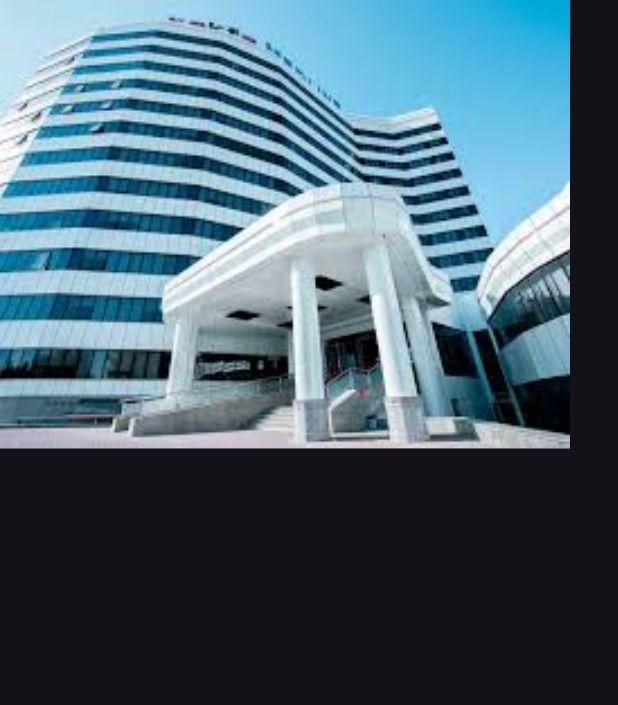
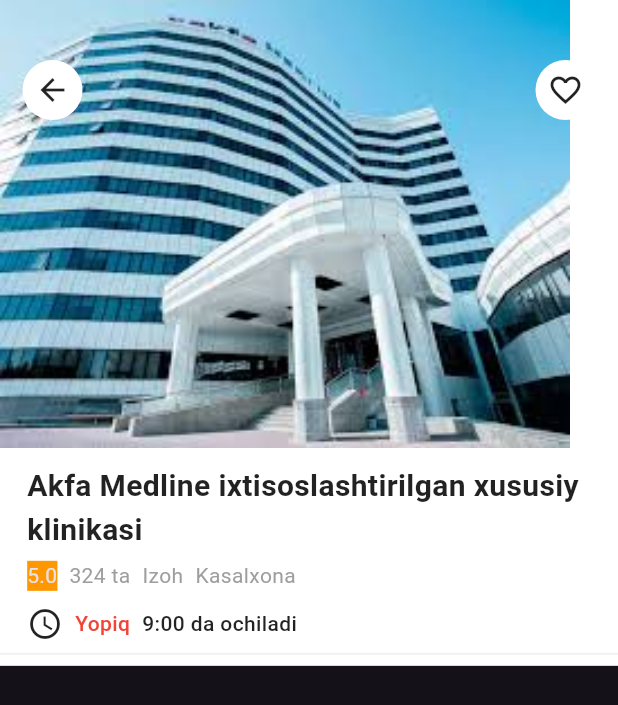
Before and after one commit to BolliyevDilshod/medos-flutter, a Flutter app: the InfoClinic screen opened directly, on a phone screen of 412 x 824 dp. Shown: the top 705 px of the screen. Run offline on Flutter 3.47's test engine with Material 3 defaults, Android fonts, the phone set to English and light mode, and no system bars; our stand-ins replace google_maps_flutter, intl_phone_field, pinput; missing offline and left inert: multiselect.

Commit message:
full_page_clinic

```diff
--- a/lib/two_pages/info_clinic.dart
+++ b/lib/two_pages/info_clinic.dart
@@ -1,4 +1,5 @@
 import 'package:flutter/material.dart';
+import 'package:medos/screens_pages/home.dart';
 
 class InfoClinic extends StatefulWidget {
   const InfoClinic({super.key});
@@ -15,14 +16,135 @@ class _InfoClinicState extends State<InfoClinic> {
         child: Expanded(
           child: Container(
             color: Colors.white,
-            child:  Column(
+            child: Column(
+              children: [
+                Stack(
                   children: [
                     ClipRRect(
                       child: Image.asset(
                         "images/akfamedline.jpg",
                         fit: BoxFit.contain,
                         width: 380.0,
-                  ),),
+                      ),
+                    ),
+                    Row(
+                      mainAxisAlignment: MainAxisAlignment.spaceBetween,
+                      children: [
+                        Padding(
+                          padding: const EdgeInsets.symmetric(
+                              horizontal: 15.0, vertical: 40.0),
+                          child: GestureDetector(
+                            onTap: () {
+                              Navigator.push(
+                                context,
+                                MaterialPageRoute(
+                                  builder: (context) => HomePage(),
+                                ),
+                              );
+                            },
+                            child: CircleAvatar(
+                              backgroundColor: Colors.white,
+                              child: Icon(
+                                Icons.arrow_back,
+                                color: Colors.black87,
+                              ),
+                            ),
+                          ),
+                        ),
+                        Padding(
+                          padding: const EdgeInsets.symmetric(horizontal: 15.0),
+                          child: CircleAvatar(
+                              backgroundColor: Colors.white,
+                              child: Icon(
+                                Icons.favorite_border,
+                                color: Colors.black87,
+                              )),
+                        ),
+                      ],
+                    ),
+                  ],
+                ),
+                SizedBox(height: 5.0),
+                Padding(
+                  padding: const EdgeInsets.symmetric(
+                      vertical: 6.0, horizontal: 18.0),
+                  child: Text(
+                    "Akfa Medline ixtisoslashtirilgan xususiy klinikasi ",
+                    style: TextStyle(
+                      fontWeight: FontWeight.bold,
+                      color: Colors.black87,
+                      fontSize: 20.0,
+                    ),
+                  ),
+                ),
+                Row(
+                  children: [
+                    SizedBox(
+                      width: 18.0,
+                    ),
+                    Text(
+                      "5.0",
+                      style: TextStyle(
+                        backgroundColor: Colors.orange,
+                      ),
+                    ),
+                    SizedBox(
+                      width: 8.0,
+                    ),
+                    Text(
+                      "324 ta",
+                      style: TextStyle(color: Colors.grey),
+                    ),
+                    SizedBox(
+                      width: 8.0,
+                    ),
+                    const Text(
+                      "Izoh",
+                      style: TextStyle(color: Colors.grey),
+                    ),
+                    SizedBox(
+                      width: 8.0,
+                    ),
+                    Text(
+                      "Kasalxona",
+                      style: TextStyle(color: Colors.grey),
+                    ),
+                  ],
+                ),
+                SizedBox(
+                  height: 10.0,
+                ),
+                Row(
+                  children: [
+                    SizedBox(
+                      width: 18.0,
+                    ),
+                    Icon(
+                      Icons.watch_later_outlined,
+                      color: Colors.black87,
+                    ),
+                    SizedBox(
+                      width: 8.0,
+                    ),
+                    Text(
+                      "Yopiq",
+                      style: TextStyle(
+                          color: Colors.red, fontWeight: FontWeight.w500),
+                    ),
+                    SizedBox(
+                      width: 8.0,
+                    ),
+                    Text(
+                      "9:00 da ochiladi",
+                      style: TextStyle(
+                          color: Colors.black87, fontWeight: FontWeight.w500),
+                    ),
+                  ],
+                ),
+                Divider(
+                  color: Colors.grey[200],
+                  thickness: 1,
+                ),
               ],
             ),
           ),
```
Lines whose indentation alone changed are shown as unchanged.
